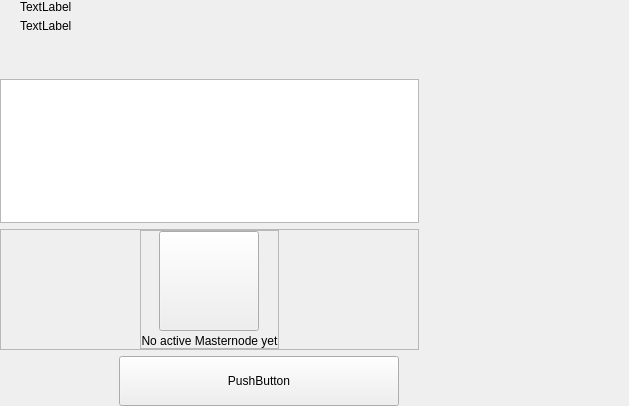
phoenixkonsole/transcendence, file src/qt/transcendence/forms/masternodeswidget.ui: the form before one commit.
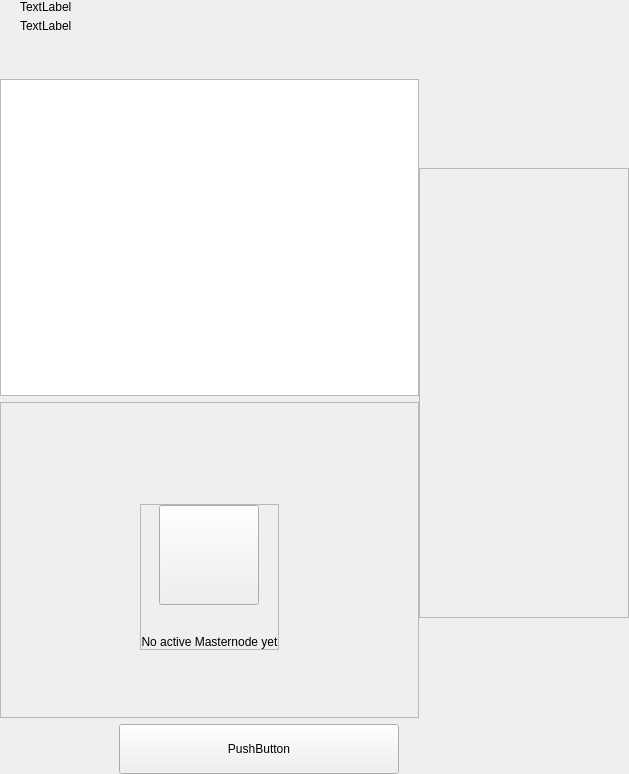
The form after the commit. Custom widgets are drawn as their Qt base class.

Commit message: add fill remainning space code to ui

What changed in the file:
```diff
--- a/src/qt/transcendence/forms/masternodeswidget.ui
+++ b/src/qt/transcendence/forms/masternodeswidget.ui
@@ -361,6 +361,12 @@
                     <string notr="true">padding:0px;
 margin:0px;</string>
                    </property>
+                  <property name="minimumSize">
+                 <size>
+                  <width>0</width>
+                  <height>450</height>
+                 </size>
+                </property>
                    <property name="frameShape">
                     <enum>QFrame::StyledPanel</enum>
                    </property>
```
